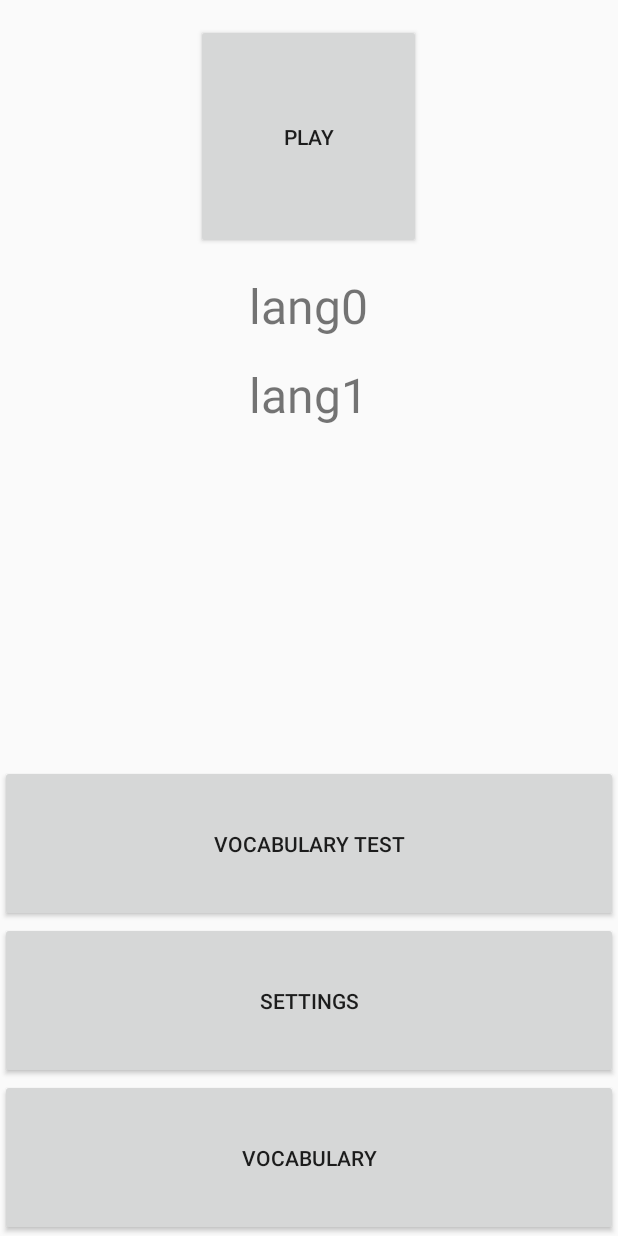
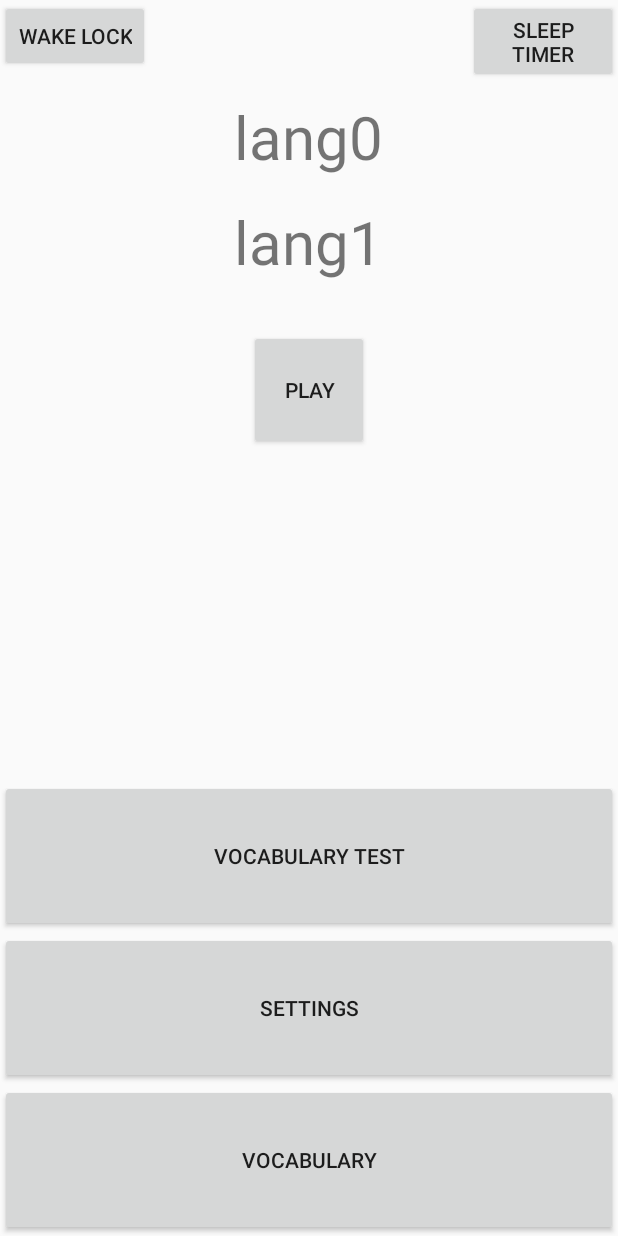
Before and after one commit to dparnold/AudioVocabulary, an Android app: the layout activity_main.xml on its own in the app's theme, with its tools: preview values and no code run, on a phone screen of 412 x 824 dp. Run offline under Robolectric (Android 15) with nearby library versions, the light colour scheme and no system bars.

Commit message:
Added features: Added button to prevent the screen from locking, Sleep timer.

```diff
--- a/app/src/main/res/layout/activity_main.xml
+++ b/app/src/main/res/layout/activity_main.xml
@@ -14,22 +14,33 @@
         android:layout_weight="4">
 
         <Button
-            android:id="@+id/playButton"
-            android:layout_width="150dp"
-            android:layout_height="150dp"
-            android:layout_centerHorizontal="true"
-            android:layout_marginTop="16sp"
-            android:text="Play" />
+            android:id="@+id/wakeLockButton"
+            android:layout_width="100dp"
+            android:layout_height="wrap_content"
+            android:text="Wake lock"
+            android:layout_alignParentTop="true"
+            android:layout_alignParentLeft="true"/>
+        <Button
+            android:id="@+id/sleepTimerButton"
+            android:layout_width="100dp"
+            android:layout_height="wrap_content"
+            android:text="Sleep timer"
+            android:layout_alignParentTop="true"
+            android:layout_alignParentRight="true"
+            android:onClick="sleepTimer"/>
+
+
+
 
         <TextView
             android:id="@+id/textViewLang0"
             android:layout_width="wrap_content"
             android:layout_height="wrap_content"
-            android:layout_below="@+id/playButton"
+            android:layout_below="@+id/wakeLockButton"
             android:layout_centerHorizontal="true"
-            android:textSize="32sp"
             android:layout_marginTop="16sp"
-            android:text="lang0" />
+            android:text="lang0"
+            android:textSize="40sp" />
 
         <TextView
             android:id="@+id/textViewLang1"
@@ -38,8 +49,17 @@
             android:layout_below="@+id/textViewLang0"
             android:layout_centerHorizontal="true"
             android:layout_marginTop="16sp"
-            android:textSize="32sp"
-            android:text="lang1" />
+            android:text="lang1"
+            android:textSize="40sp" />
+        <Button
+            android:id="@+id/playButton"
+            android:layout_width="80dp"
+            android:layout_height="80dp"
+            android:layout_centerHorizontal="true"
+            android:layout_below="@+id/textViewLang1"
+            android:layout_marginTop="32sp"
+            android:text="Play"
+            android:layout_marginBottom="8dp" />
 
     </RelativeLayout>
 
```
Also changed, not shown: app/src/main/java/com/dparnold/audiovocabulary/MainActivity.java (+63 -0 lines).
